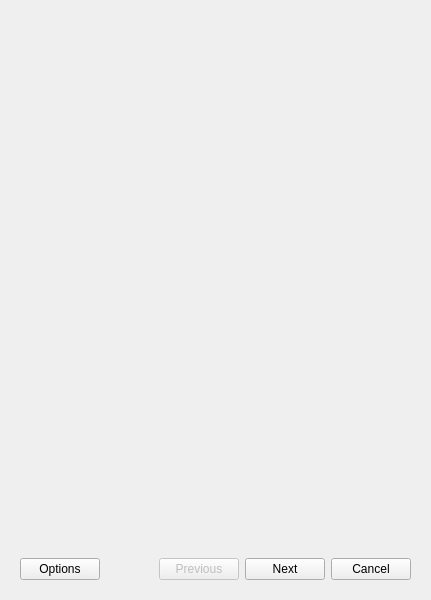
Qt form NPPQT/src/birthdialog.ui (nppangband/NPPAngband) before a commit.
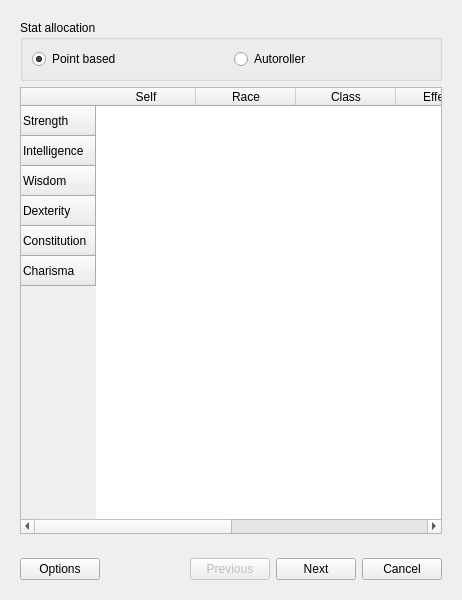
The same form after that commit. The open tabs and pages were chosen to show the change.

The edit to the form file:
```diff
--- a/NPPQT/src/birthdialog.ui
+++ b/NPPQT/src/birthdialog.ui
@@ -6,7 +6,7 @@
    <rect>
     <x>0</x>
     <y>0</y>
-    <width>431</width>
+    <width>462</width>
     <height>600</height>
    </rect>
   </property>
@@ -233,7 +233,111 @@
        </item>
       </layout>
      </widget>
-     <widget class="QWidget" name="page_2"/>
+     <widget class="QWidget" name="page_2">
+      <layout class="QVBoxLayout" name="verticalLayout_3">
+       <item>
+        <widget class="QGroupBox" name="groupBox">
+         <property name="title">
+          <string>Stat allocation</string>
+         </property>
+         <layout class="QHBoxLayout" name="horizontalLayout_3">
+          <item>
+           <widget class="QRadioButton" name="radioButton">
+            <property name="text">
+             <string>Point based</string>
+            </property>
+            <property name="checked">
+             <bool>true</bool>
+            </property>
+           </widget>
+          </item>
+          <item>
+           <widget class="QRadioButton" name="radioButton_2">
+            <property name="text">
+             <string>Autoroller</string>
+            </property>
+           </widget>
+          </item>
+         </layout>
+        </widget>
+       </item>
+       <item>
+        <widget class="QTableWidget" name="edit_table">
+         <property name="editTriggers">
+          <set>QAbstractItemView::NoEditTriggers</set>
+         </property>
+         <property name="showGrid">
+          <bool>false</bool>
+         </property>
+         <row>
+          <property name="text">
+           <string>Strength</string>
+          </property>
+         </row>
+         <row>
+          <property name="text">
+           <string>Intelligence</string>
+          </property>
+         </row>
+         <row>
+          <property name="text">
+           <string>Wisdom</string>
+          </property>
+         </row>
+         <row>
+          <property name="text">
+           <string>Dexterity</string>
+          </property>
+         </row>
+         <row>
+          <property name="text">
+           <string>Constitution</string>
+          </property>
+         </row>
+         <row>
+          <property name="text">
+           <string>Charisma</string>
+          </property>
+         </row>
+         <column>
+          <property name="text">
+           <string>Self</string>
+          </property>
+         </column>
+         <column>
+          <property name="text">
+           <string>Race</string>
+          </property>
+         </column>
+         <column>
+          <property name="text">
+           <string>Class</string>
+          </property>
+         </column>
+         <column>
+          <property name="text">
+           <string>Effective</string>
+          </property>
+         </column>
+         <column>
+          <property name="text">
+           <string>Best</string>
+          </property>
+         </column>
+         <column>
+          <property name="text">
+           <string>Cost</string>
+          </property>
+         </column>
+         <item row="0" column="0">
+          <property name="text">
+           <string/>
+          </property>
+         </item>
+        </widget>
+       </item>
+      </layout>
+     </widget>
     </widget>
    </item>
    <item>
```
Left out of the diff: 6 changed lines with no effect on the pictures.
